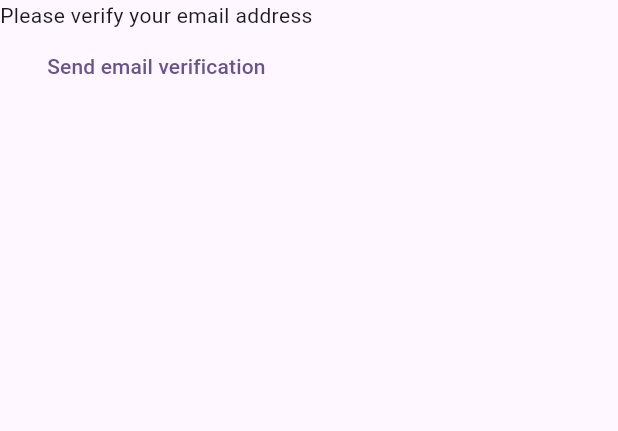
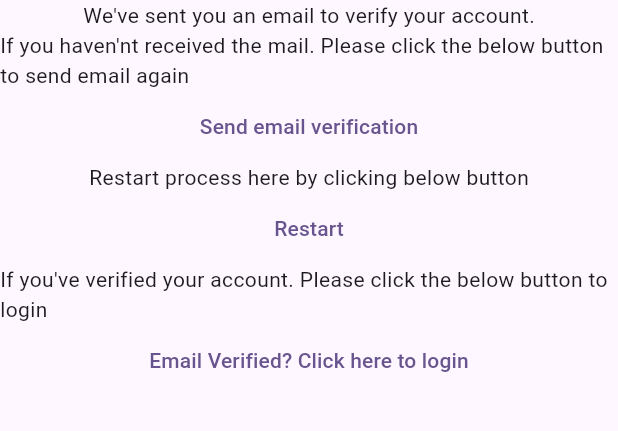
Before and after one commit to armaanmajeed/my-notes-app, a Flutter app: the VerifyEmailView screen opened directly, on a phone screen of 412 x 824 dp, the part 84-515 px from its top. Run offline on Flutter 3.47's test engine with Material 3 defaults, Android fonts, the phone set to English and light mode, and no system bars; our stand-ins replace firebase_auth, firebase_core; accounts and stored records are empty.

Commit message:
Added validation for user to verify email and not able to login before verifying email

```diff
--- a/lib/constants/routes.dart
+++ b/lib/constants/routes.dart
@@ -1,3 +1,4 @@
 const loginRoute = '/login/';
 const registerRoute = '/register/';
 const homeRoute = '/home/';
+const verifyEmailRoute = '/verify-email/';
--- a/lib/main.dart
+++ b/lib/main.dart
@@ -20,6 +20,7 @@ void main() {
       registerRoute: (context) => const RegisterView(),
       loginRoute: (context) => const LoginView(),
       homeRoute: (context) => const HomeView(),
+      verifyEmailRoute: (context) => const VerifyEmailView(),
     },
   ));
 }
--- a/lib/views/verify_email_view.dart
+++ b/lib/views/verify_email_view.dart
@@ -1,5 +1,6 @@
 import 'package:firebase_auth/firebase_auth.dart';
 import 'package:flutter/material.dart';
+import 'package:mynotesapp/constants/routes.dart';
 
 class VerifyEmailView extends StatefulWidget {
   const VerifyEmailView({super.key});
@@ -18,13 +19,39 @@ class _VerifyEmailViewState extends State<VerifyEmailView> {
       ),
       body: Column(
         children: [
-          const Text('Please verify your email address'),
+          const Text('We\'ve sent you an email to verify your account.'),
+          const Text(
+            'If you haven\'nt received the mail. Please click the below button to send email again',
+          ),
           TextButton(
-              onPressed: () {
-                final user = FirebaseAuth.instance.currentUser;
-                user?.sendEmailVerification();
-              },
-              child: const Text('Send email verification'))
+            onPressed: () {
+              final user = FirebaseAuth.instance.currentUser;
+              user?.sendEmailVerification();
+            },
+            child: const Text('Send email verification'),
+          ),
+          const Text(
+            'Restart process here by clicking below button',
+          ),
+          TextButton(
+            onPressed: () async {
+              await FirebaseAuth.instance.signOut();
+              Navigator.of(context).pushNamedAndRemoveUntil(
+                registerRoute,
+                (route) => false,
+              );
+            },
+            child: const Text('Restart'),
+          ),
+          const Text(
+            'If you\'ve verified your account. Please click the below button to login',
+          ),
+          TextButton(
+            onPressed: () {
+              Navigator.of(context).pushNamed(loginRoute);
+            },
+            child: const Text('Email Verified? Click here to login'),
+          ),
         ],
       ),
     );
```
Also changed, not shown: lib/views/login_view.dart (+15 -5 lines), lib/views/register_view.dart (+3 -4 lines).
